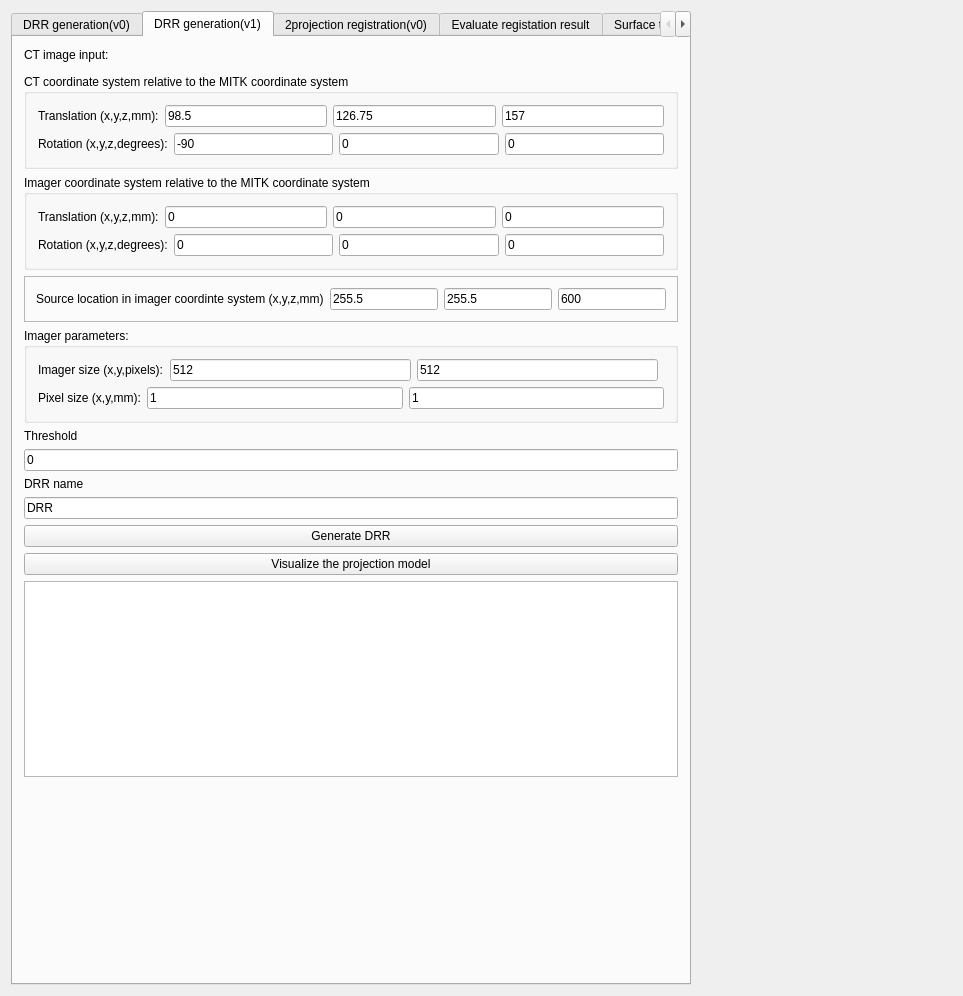
The window that Plugins/org.mitk.lancet.nodeeditor/src/internal/NodeEditorControls.ui (zzhou7/MITK_lancet) describes before a commit, drawn with Qt 5.
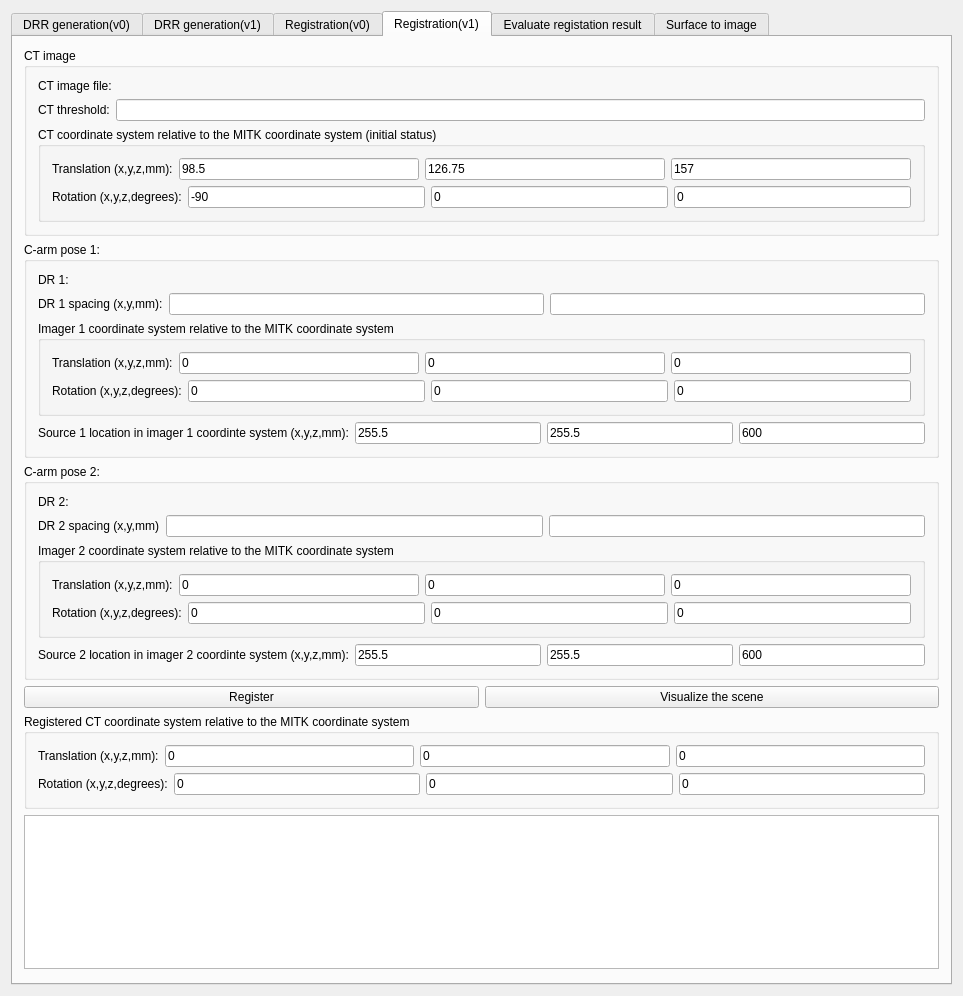
The same window after the commit. Custom widgets are drawn as their Qt base class.

Commit message:
Unflip the result DRR and fix the new DRR plugin
the DRR result is unflip, so it cannot be used for the old-way registrartion

Patch:
```diff
--- a/Plugins/org.mitk.lancet.nodeeditor/src/internal/NodeEditorControls.ui
+++ b/Plugins/org.mitk.lancet.nodeeditor/src/internal/NodeEditorControls.ui
@@ -19,11 +19,11 @@
   <property name="windowTitle">
    <string>QmitkTemplate</string>
   </property>
-  <layout class="QFormLayout" name="formLayout">
-   <item row="0" column="0">
+  <layout class="QVBoxLayout" name="verticalLayout_9">
+   <item>
     <widget class="QTabWidget" name="tabWidget">
      <property name="currentIndex">
-      <number>1</number>
+      <number>3</number>
      </property>
      <widget class="QWidget" name="tab_5">
       <attribute name="title">
@@ -860,7 +860,7 @@
      </widget>
      <widget class="QWidget" name="tab_6">
       <attribute name="title">
-       <string>2projection registration(v0)</string>
+       <string>Registration(v0)</string>
       </attribute>
       <layout class="QVBoxLayout" name="verticalLayout_3">
        <item>
@@ -1403,6 +1403,520 @@
        </item>
       </layout>
      </widget>
+     <widget class="QWidget" name="tab_2">
+      <attribute name="title">
+       <string>Registration(v1)</string>
+      </attribute>
+      <layout class="QVBoxLayout" name="verticalLayout_10">
+       <item>
+        <widget class="QGroupBox" name="groupBox_4">
+         <property name="title">
+          <string>CT image</string>
+         </property>
+         <layout class="QVBoxLayout" name="verticalLayout_6">
+          <item>
+           <layout class="QHBoxLayout" name="horizontalLayout_7">
+            <item>
+             <widget class="QLabel" name="label_76">
+              <property name="text">
+               <string>CT image file:</string>
+              </property>
+             </widget>
+            </item>
+            <item>
+             <widget class="QmitkSingleNodeSelectionWidget" name="newRegistrationCtSingleNodeSelectionWidget" native="true"/>
+            </item>
+           </layout>
+          </item>
+          <item>
+           <layout class="QHBoxLayout" name="horizontalLayout_36">
+            <item>
+             <widget class="QLabel" name="label_88">
+              <property name="text">
+               <string>CT threshold:</string>
+              </property>
+             </widget>
+            </item>
+            <item>
+             <widget class="QLineEdit" name="regThresholdLineEdit"/>
+            </item>
+           </layout>
+          </item>
+          <item>
+           <widget class="QGroupBox" name="groupBox_5">
+            <property name="title">
+             <string>CT coordinate system relative to the MITK coordinate system (initial status)</string>
+            </property>
+            <layout class="QVBoxLayout" name="verticalLayout_15">
+             <item>
+              <layout class="QHBoxLayout" name="horizontalLayout_71">
+               <item>
+                <widget class="QLabel" name="label_77">
+                 <property name="text">
+                  <string>Translation (x,y,z,mm):</string>
+                 </property>
+                </widget>
+               </item>
+               <item>
+                <widget class="QLineEdit" name="regCtTxLineEdit">
+                 <property name="text">
+                  <string>98.5</string>
+                 </property>
+                </widget>
+               </item>
+               <item>
+                <widget class="QLineEdit" name="regCtTyLineEdit">
+                 <property name="text">
+                  <string>126.75</string>
+                 </property>
+                </widget>
+               </item>
+               <item>
+                <widget class="QLineEdit" name="regCtTzLineEdit">
+                 <property name="text">
+                  <string>157</string>
+                 </property>
+                </widget>
+               </item>
+              </layout>
+             </item>
+             <item>
+              <layout class="QHBoxLayout" name="horizontalLayout_72">
+               <item>
+                <widget class="QLabel" name="label_78">
+                 <property name="text">
+                  <string>Rotation (x,y,z,degrees):</string>
+                 </property>
+                </widget>
+               </item>
+               <item>
+                <widget class="QLineEdit" name="regCtRxLineEdit">
+                 <property name="text">
+                  <string>-90</string>
+                 </property>
+                </widget>
+               </item>
+               <item>
+                <widget class="QLineEdit" name="regCtRyLineEdit">
+                 <property name="text">
+                  <string>0</string>
+                 </property>
+                </widget>
+               </item>
+               <item>
+                <widget class="QLineEdit" name="regCtRzLineEdit">
+                 <property name="text">
+                  <string>0</string>
+                 </property>
+                </widget>
+               </item>
+              </layout>
+             </item>
+            </layout>
+           </widget>
+          </item>
+         </layout>
+        </widget>
+       </item>
+       <item>
+        <widget class="QGroupBox" name="groupBox_7">
+         <property name="title">
+          <string>C-arm pose 1:</string>
+         </property>
+         <layout class="QVBoxLayout" name="verticalLayout_7">
+          <item>
+           <layout class="QHBoxLayout" name="horizontalLayout_8">
+            <item>
+             <widget class="QLabel" name="label_81">
+              <property name="text">
+               <string>DR 1:</string>
+              </property>
+             </widget>
+            </item>
+            <item>
+             <widget class="QmitkSingleNodeSelectionWidget" name="regDr1SingleNodeSelectionWidget" native="true"/>
+            </item>
+           </layout>
+          </item>
+          <item>
+           <layout class="QHBoxLayout" name="horizontalLayout_34">
+            <item>
+             <widget class="QLabel" name="label_82">
+              <property name="text">
+               <string>DR 1 spacing (x,y,mm):</string>
+              </property>
+             </widget>
+            </item>
+            <item>
+             <widget class="QLineEdit" name="dr1SpacingXLineEdit"/>
+            </item>
+            <item>
+             <widget class="QLineEdit" name="dr1SpacingYLineEdit"/>
+            </item>
+           </layout>
+          </item>
+          <item>
+           <widget class="QGroupBox" name="groupBox_6">
+            <property name="title">
+             <string>Imager 1 coordinate system relative to the MITK coordinate system</string>
+            </property>
+            <layout class="QVBoxLayout" name="verticalLayout_16">
+             <item>
+              <layout class="QHBoxLayout" name="horizontalLayout_73">
+               <item>
+                <widget class="QLabel" name="label_79">
+                 <property name="text">
+                  <string>Translation (x,y,z,mm):</string>
+                 </property>
+                </widget>
+               </item>
+               <item>
+                <widget class="QLineEdit" name="imager1TxLineEdit">
+                 <property name="text">
+                  <string>0</string>
+                 </property>
+                </widget>
+               </item>
+               <item>
+                <widget class="QLineEdit" name="imager1TyLineEdit">
+                 <property name="text">
+                  <string>0</string>
+                 </property>
+                </widget>
+               </item>
+               <item>
+                <widget class="QLineEdit" name="imager1TzLineEdit">
+                 <property name="text">
+                  <string>0</string>
+                 </property>
+                </widget>
+               </item>
+              </layout>
+             </item>
+             <item>
+              <layout class="QHBoxLayout" name="horizontalLayout_74">
+               <item>
+                <widget class="QLabel" name="label_80">
+                 <property name="text">
+                  <string>Rotation (x,y,z,degrees):</string>
+                 </property>
+                </widget>
+               </item>
+               <item>
+                <widget class="QLineEdit" name="imager1RxLineEdit">
+                 <property name="text">
+                  <string>0</string>
+                 </property>
+                </widget>
+               </item>
+               <item>
+                <widget class="QLineEdit" name="imager1RyLineEdit">
+                 <property name="text">
+                  <string>0</string>
+                 </property>
+                </widget>
+               </item>
+               <item>
+                <widget class="QLineEdit" name="imager1RzLineEdit">
+                 <property name="text">
+                  <string>0</string>
+                 </property>
+                </widget>
+               </item>
+              </layout>
+             </item>
+            </layout>
+           </widget>
+          </item>
+          <item>
+           <layout class="QHBoxLayout" name="horizontalLayout_75">
+            <item>
+             <widget class="QLabel" name="label_152">
+              <property name="text">
+               <string>Source 1 location in imager 1 coordinte system (x,y,z,mm):</string>
+              </property>
+             </widget>
+            </item>
+            <item>
+             <widget class="QLineEdit" name="source1XLineEdit">
+              <property name="text">
+               <string>255.5</string>
+              </property>
+             </widget>
+            </item>
+            <item>
+             <widget class="QLineEdit" name="source1YLineEdit">
+              <property name="text">
+               <string>255.5</string>
+              </property>
+             </widget>
+            </item>
+            <item>
+             <widget class="QLineEdit" name="source1ZLineEdit">
+              <property name="text">
+               <string>600</string>
+              </property>
+             </widget>
+            </item>
+           </layout>
+          </item>
+         </layout>
+        </widget>
+       </item>
+       <item>
+        <widget class="QGroupBox" name="groupBox_10">
+         <property name="title">
+          <string>C-arm pose 2:</string>
+         </property>
+         <layout class="QVBoxLayout" name="verticalLayout_8">
+          <item>
+           <layout class="QHBoxLayout" name="horizontalLayout_35">
+            <item>
+             <widget class="QLabel" name="label_85">
+              <property name="text">
+               <string>DR 2:</string>
+              </property>
+             </widget>
+            </item>
+            <item>
+             <widget class="QmitkSingleNodeSelectionWidget" name="regDr2SingleNodeSelectionWidget" native="true"/>
+            </item>
+           </layout>
+          </item>
+          <item>
+           <layout class="QHBoxLayout" name="horizontalLayout_37">
+            <item>
+             <widget class="QLabel" name="label_83">
+              <property name="text">
+               <string>DR 2 spacing (x,y,mm)</string>
+              </property>
+             </widget>
+            </item>
+            <item>
+             <widget class="QLineEdit" name="dr2SpacingXLineEdit"/>
+            </item>
+            <item>
+             <widget class="QLineEdit" name="dr2SpacingYLineEdit"/>
+            </item>
+           </layout>
+          </item>
+          <item>
+           <widget class="QGroupBox" name="groupBox_11">
+            <property name="title">
+             <string>Imager 2 coordinate system relative to the MITK coordinate system</string>
+            </property>
+            <layout class="QVBoxLayout" name="verticalLayout_18">
+             <item>
+              <layout class="QHBoxLayout" name="horizontalLayout_79">
+               <item>
+                <widget class="QLabel" name="label_86">
+                 <property name="text">
+                  <string>Translation (x,y,z,mm):</string>
+                 </property>
+                </widget>
+               </item>
+               <item>
+                <widget class="QLineEdit" name="imager2TxLineEdit">
+                 <property name="text">
+                  <string>0</string>
+                 </property>
+                </widget>
+               </item>
+               <item>
+                <widget class="QLineEdit" name="imager2TyLineEdit">
+                 <property name="text">
+                  <string>0</string>
+                 </property>
+                </widget>
+               </item>
+               <item>
+                <widget class="QLineEdit" name="imager2TzLineEdit">
+                 <property name="text">
+                  <string>0</string>
+                 </property>
+                </widget>
+               </item>
+              </layout>
+             </item>
+             <item>
+              <layout class="QHBoxLayout" name="horizontalLayout_80">
+               <item>
+                <widget class="QLabel" name="label_87">
+                 <property name="text">
+                  <string>Rotation (x,y,z,degrees):</string>
+                 </property>
+                </widget>
+               </item>
+               <item>
+                <widget class="QLineEdit" name="imager2RxLineEdit">
+                 <property name="text">
+                  <string>0</string>
+                 </property>
+                </widget>
+               </item>
+               <item>
+                <widget class="QLineEdit" name="imager2RyLineEdit">
+                 <property name="text">
+                  <string>0</string>
+                 </property>
+                </widget>
+               </item>
+               <item>
+                <widget class="QLineEdit" name="imager2RzLineEdit">
+                 <property name="text">
+                  <string>0</string>
+                 </property>
+                </widget>
+               </item>
+              </layout>
+             </item>
+            </layout>
+           </widget>
+          </item>
+          <item>
+           <layout class="QHBoxLayout" name="horizontalLayout_81">
+            <item>
+             <widget class="QLabel" name="label_156">
+              <property name="text">
+               <string>Source 2 location in imager 2 coordinte system (x,y,z,mm):</string>
+              </property>
+             </widget>
+            </item>
+            <item>
+             <widget class="QLineEdit" name="source2XLineEdit">
+              <property name="text">
+               <string>255.5</string>
+              </property>
+             </widget>
+            </item>
+            <item>
+             <widget class="QLineEdit" name="source2YLineEdit">
+              <property name="text">
+               <string>255.5</string>
+              </property>
+             </widget>
+            </item>
+            <item>
+             <widget class="QLineEdit" name="source2ZLineEdit">
+              <property name="text">
+               <string>600</string>
+              </property>
+             </widget>
+            </item>
+           </layout>
+          </item>
+         </layout>
+        </widget>
+       </item>
+       <item>
+        <layout class="QHBoxLayout" name="horizontalLayout_38">
+         <item>
+          <widget class="QPushButton" name="newRegPushButton">
+           <property name="text">
+            <string>Register</string>
+           </property>
+          </widget>
+         </item>
+         <item>
+          <widget class="QPushButton" name="newRegPushButton_2">
+           <property name="text">
+            <string>Visualize the scene</string>
+           </property>
+          </widget>
+         </item>
+        </layout>
+       </item>
+       <item>
+        <widget class="QGroupBox" name="groupBox_8">
+         <property name="title">
+          <string>Registered CT coordinate system relative to the MITK coordinate system</string>
+         </property>
+         <layout class="QVBoxLayout" name="verticalLayout_17">
+          <item>
+           <layout class="QHBoxLayout" name="horizontalLayout_76">
+            <item>
+             <widget class="QLabel" name="label_84">
+              <property name="text">
+               <string>Translation (x,y,z,mm):</string>
+              </property>
+             </widget>
+            </item>
+            <item>
+             <widget class="QLineEdit" name="regResultCtTxLineEdit">
+              <property name="text">
+               <string>0</string>
+              </property>
+             </widget>
+            </item>
+            <item>
+             <widget class="QLineEdit" name="regResultCtTyLineEdit">
+              <property name="text">
+               <string>0</string>
+              </property>
+             </widget>
+            </item>
+            <item>
+             <widget class="QLineEdit" name="regResultCtTzLineEdit">
+              <property name="text">
+               <string>0</string>
+              </property>
+             </widget>
+            </item>
+           </layout>
+          </item>
+          <item>
+           <layout class="QHBoxLayout" name="horizontalLayout_77">
+            <item>
+             <widget class="QLabel" name="label_89">
+              <property name="text">
+               <string>Rotation (x,y,z,degrees):</string>
+              </property>
+             </widget>
+            </item>
+            <item>
+             <widget class="QLineEdit" name="regResultCtRxLineEdit">
+              <property name="text">
+               <string>0</string>
+              </property>
+             </widget>
+            </item>
+            <item>
+             <widget class="QLineEdit" name="regResultCtRyLineEdit">
+              <property name="text">
+               <string>0</string>
+              </property>
+             </widget>
+            </item>
+            <item>
+             <widget class="QLineEdit" name="regResultCtRzLineEdit">
+              <property name="text">
+               <string>0</string>
+              </property>
+             </widget>
+            </item>
+           </layout>
+          </item>
+         </layout>
+        </widget>
+       </item>
+       <item>
+        <widget class="QTextBrowser" name="newRegTextBrowser"/>
+       </item>
+       <item>
+        <spacer name="verticalSpacer_2">
+         <property name="orientation">
+          <enum>Qt::Vertical</enum>
+         </property>
+         <property name="sizeHint" stdset="0">
+          <size>
+           <width>20</width>
+           <height>40</height>
+          </size>
+         </property>
+        </spacer>
+       </item>
+      </layout>
+     </widget>
      <widget class="QWidget" name="tab_8">
       <attribute name="title">
        <string>Evaluate registation result</string>
```
The commit also changes 4 other files.
